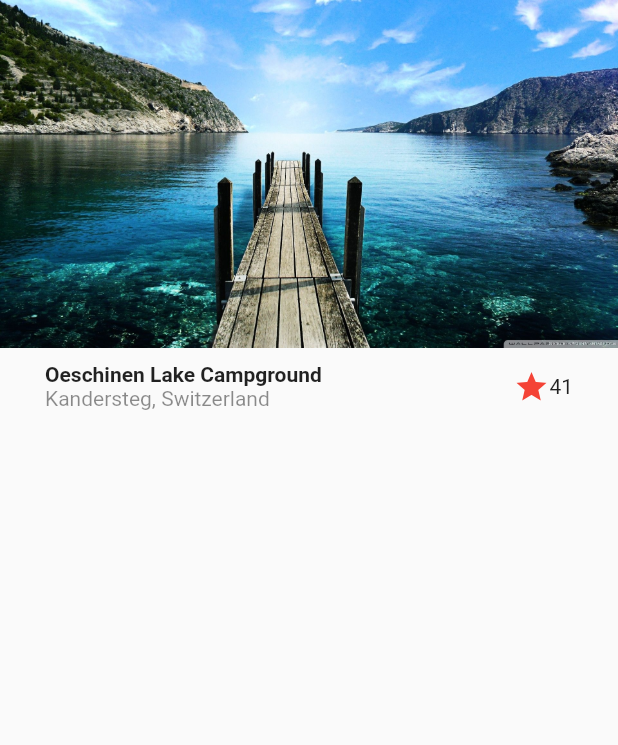
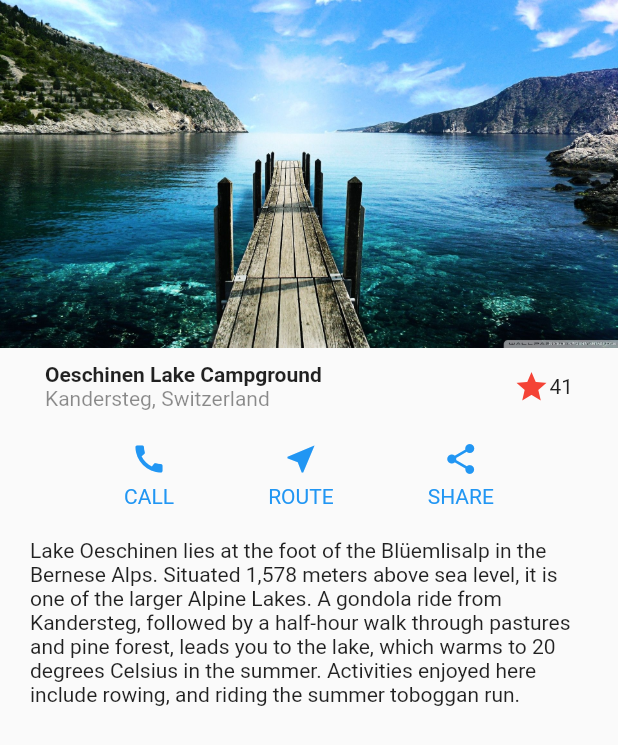
Before and after one commit to dtlucho/flutter_designs, a Flutter app: the screen it shows after launch, on a phone screen of 412 x 824 dp. Shown: the top 745 px of the screen. Run offline on Flutter 3.47's test engine with Material 2 defaults, Android fonts, the phone set to English and light mode, and no system bars.

Commit message:
adding button section & description

```diff
--- a/lib/screens/basic_design.dart
+++ b/lib/screens/basic_design.dart
@@ -7,11 +7,25 @@ class BasicDesignScreen extends StatelessWidget {
   Widget build(BuildContext context) {
     return Scaffold(
       body: Column(
-        children: const [
-          // image
-          Image(image: AssetImage('assets/landscape.jpg')),
-          //title
-          Title(),
+        children: [
+          const Image(image: AssetImage('assets/landscape.jpg')),
+          const Title(),
+          const ButtonSection(),
+          Container(
+            margin: const EdgeInsets.symmetric(
+              horizontal: 20.0,
+              vertical: 10.0,
+            ),
+            child: const Text(
+              'Lake Oeschinen lies at the foot of the Blüemlisalp in the Bernese '
+              'Alps. Situated 1,578 meters above sea level, it is one of the '
+              'larger Alpine Lakes. A gondola ride from Kandersteg, followed by a '
+              'half-hour walk through pastures and pine forest, leads you to the '
+              'lake, which warms to 20 degrees Celsius in the summer. Activities '
+              'enjoyed here include rowing, and riding the summer toboggan run.',
+              softWrap: true,
+            ),
+          ),
         ],
       ),
     );
@@ -54,3 +68,51 @@ class Title extends StatelessWidget {
     );
   }
 }
+
+class ButtonSection extends StatelessWidget {
+  const ButtonSection({
+    Key? key,
+  }) : super(key: key);
+
+  @override
+  Widget build(BuildContext context) {
+    return Container(
+      margin: const EdgeInsets.symmetric(horizontal: 20.0, vertical: 10.0),
+      child: Row(
+        mainAxisAlignment: MainAxisAlignment.spaceEvenly,
+        children: const [
+          CustomButton(text: 'CALL', icon: Icons.call),
+          CustomButton(text: 'ROUTE', icon: Icons.near_me),
+          CustomButton(text: 'SHARE', icon: Icons.share),
+        ],
+      ),
+    );
+  }
+}
+
+class CustomButton extends StatelessWidget {
+  const CustomButton({
+    Key? key,
+    required this.text,
+    required this.icon,
+  }) : super(key: key);
+
+  final String text;
+  final IconData icon;
+
+  @override
+  Widget build(BuildContext context) {
+    return Column(
+      children: [
+        Icon(icon, color: Colors.blue),
+        const SizedBox(height: 5.0),
+        Text(
+          text,
+          style: const TextStyle(
+            color: Colors.blue,
+          ),
+        ),
+      ],
+    );
+  }
+}
```
